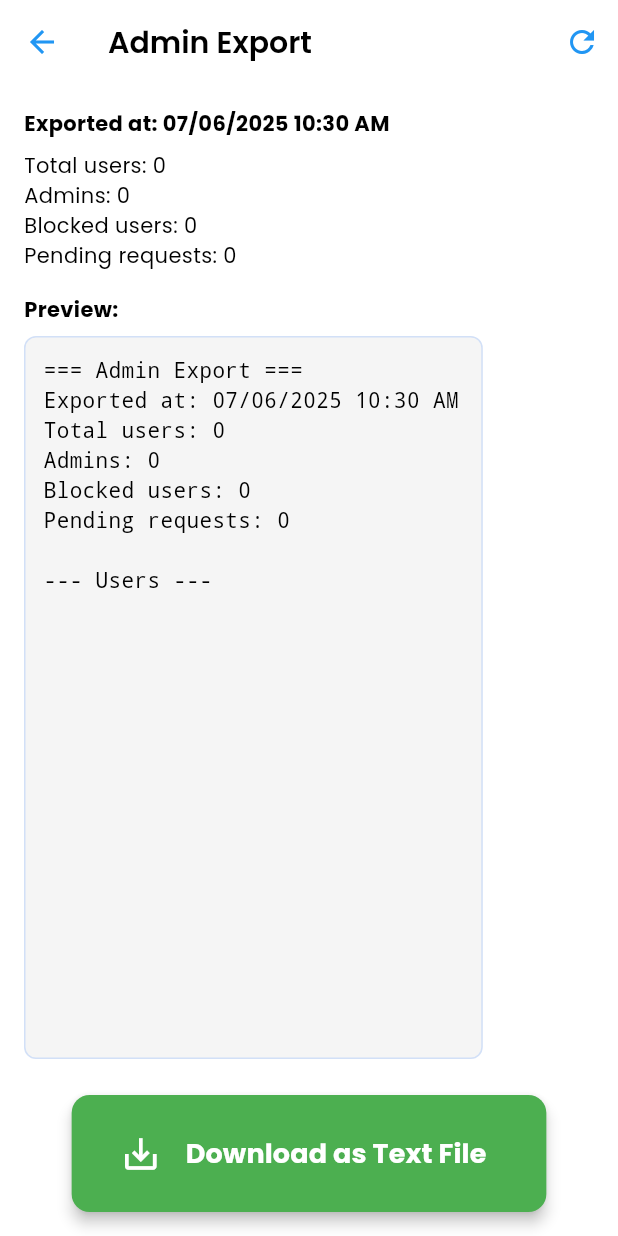
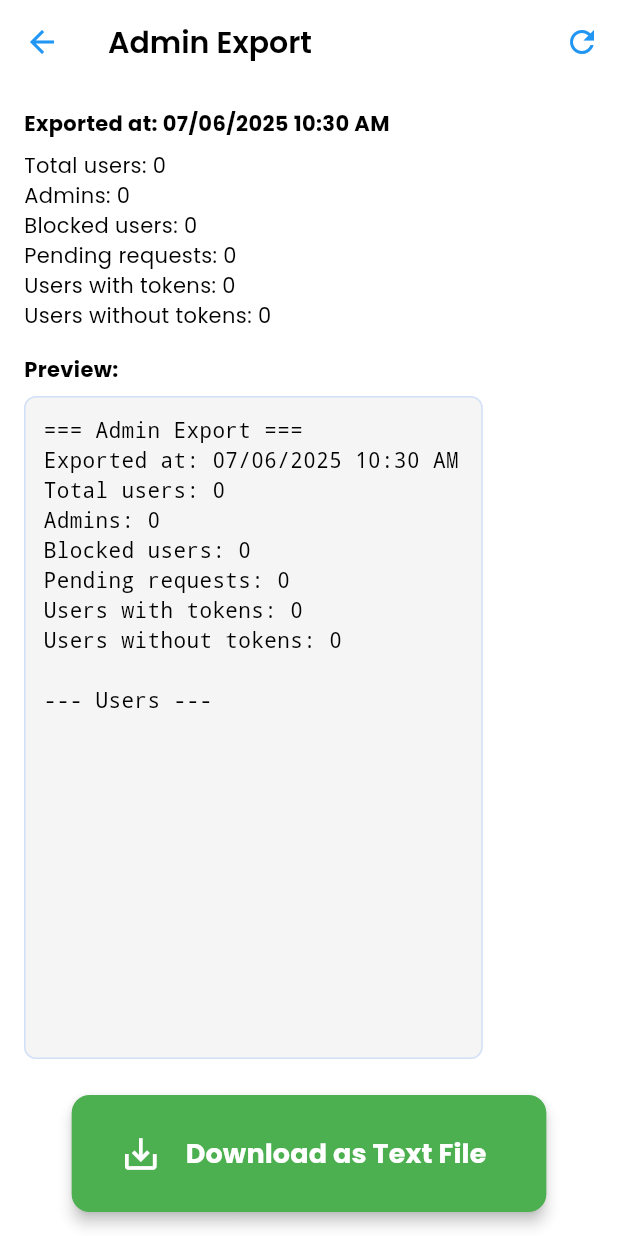
Before and after one commit to carlemad293/Regala-e3dady02, a Flutter app: the AdminExportPage screen opened directly, after a tap on the "refresh" icon, on a phone screen of 412 x 824 dp. Run offline on Flutter 3.47's test engine with Material 3 defaults, Android fonts, the light colour scheme and no system bars; our stand-ins replace cached_network_image, cloud_firestore, cloud_functions, confetti, connectivity_plus, firebase_auth and 13 more; missing offline and left inert: file_saver; accounts and stored records are empty.

Commit message:
added user tokens to text export

```diff
--- a/lib/features/user_auth/presentation/pages/admin_export_page.dart
+++ b/lib/features/user_auth/presentation/pages/admin_export_page.dart
@@ -40,6 +40,9 @@ class _AdminExportPageState extends State<AdminExportPage> {
           .collection('requests')
           .where('isApproved', isEqualTo: false)
           .get();
+      final tokensSnap =
+          await FirebaseFirestore.instance.collection('user_token').get();
+
       List<Map<String, dynamic>> users = [];
       for (var doc in usersSnap.docs) {
         final data = doc.data();
@@ -51,6 +54,21 @@ class _AdminExportPageState extends State<AdminExportPage> {
             adminsSnap.docs.any((a) => a.id == email) ? 'Admin' : 'User';
         final numRequests =
             requestsSnap.docs.where((r) => r['userEmail'] == email).length;
+
+        // Get user token
+        QueryDocumentSnapshot? userTokenDoc;
+        try {
+          userTokenDoc = tokensSnap.docs.firstWhere(
+            (tokenDoc) => tokenDoc.id == email,
+          );
+        } catch (e) {
+          userTokenDoc = null;
+        }
+        final tokenData = userTokenDoc?.data() as Map<String, dynamic>?;
+        final userToken = tokenData?['token'] ?? 'No token';
+        final tokenLastUpdate = tokenData?['lastTokenUpdate'];
+        final platform = tokenData?['platform'] ?? 'Unknown';
+
         users.add({
           'email': email,
           'name': name,
@@ -58,6 +76,9 @@ class _AdminExportPageState extends State<AdminExportPage> {
           'role': role,
           'blocked': blocked,
           'num_requests': numRequests,
+          'token': userToken,
+          'token_last_update': tokenLastUpdate,
+          'platform': platform,
         });
       }
       final now = DateTime.now();
@@ -67,6 +88,10 @@ class _AdminExportPageState extends State<AdminExportPage> {
         'total_admins': adminsSnap.size,
         'blocked_users': users.where((u) => u['blocked'] == true).length,
         'pending_requests': requestsSnap.size,
+        'users_with_tokens':
+            users.where((u) => u['token'] != 'No token').length,
+        'users_without_tokens':
+            users.where((u) => u['token'] == 'No token').length,
         'exported_at': dateTimeString,
       };
       final buffer = StringBuffer();
@@ -76,6 +101,8 @@ class _AdminExportPageState extends State<AdminExportPage> {
       buffer.writeln('Admins: ${stats['total_admins']}');
       buffer.writeln('Blocked users: ${stats['blocked_users']}');
       buffer.writeln('Pending requests: ${stats['pending_requests']}');
+      buffer.writeln('Users with tokens: ${stats['users_with_tokens']}');
+      buffer.writeln('Users without tokens: ${stats['users_without_tokens']}');
       buffer.writeln('');
       buffer.writeln('--- Users ---');
       for (var user in users) {
@@ -85,6 +112,15 @@ class _AdminExportPageState extends State<AdminExportPage> {
         buffer.writeln('Points: ${user['points']}');
         buffer.writeln('Blocked: ${user['blocked'] ? 'Yes' : 'No'}');
         buffer.writeln('Pending Requests: ${user['num_requests']}');
+        buffer.writeln('Token: ${user['token']}');
+        buffer.writeln('Platform: ${user['platform']}');
+        if (user['token_last_update'] != null) {
+          final lastUpdate = (user['token_last_update'] as Timestamp).toDate();
+          buffer.writeln(
+              'Token Last Update: ${DateFormat('MM/dd/yyyy hh:mm a').format(lastUpdate)}');
+        } else {
+          buffer.writeln('Token Last Update: Never');
+        }
         buffer.writeln('');
       }
       setState(() {
@@ -207,6 +243,12 @@ class _AdminExportPageState extends State<AdminExportPage> {
                             style: TextStyle(color: textColor)),
                         Text('Pending requests: ${_stats!['pending_requests']}',
                             style: TextStyle(color: textColor)),
+                        Text(
+                            'Users with tokens: ${_stats!['users_with_tokens']}',
+                            style: TextStyle(color: textColor)),
+                        Text(
+                            'Users without tokens: ${_stats!['users_without_tokens']}',
+                            style: TextStyle(color: textColor)),
                         SizedBox(height: 16),
                       ],
                       Text('Preview:',
```
